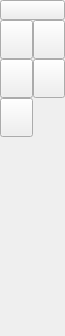
First picture: the form in src/ui/forms/qg_cadtoolbarcircles.ui, repository LibreCAD/LibreCAD, before the edit.
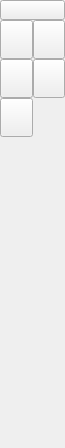
Second picture: the form after the edit. Icons and pictures are not drawn.

```diff
--- a/src/ui/forms/qg_cadtoolbarcircles.ui
+++ b/src/ui/forms/qg_cadtoolbarcircles.ui
@@ -7,7 +7,7 @@
     <x>0</x>
     <y>0</y>
     <width>65</width>
-    <height>336</height>
+    <height>448</height>
    </rect>
   </property>
   <property name="sizePolicy">
@@ -19,13 +19,13 @@
   <property name="minimumSize">
    <size>
     <width>65</width>
-    <height>336</height>
+    <height>448</height>
    </size>
   </property>
   <property name="maximumSize">
    <size>
     <width>65</width>
-    <height>336</height>
+    <height>448</height>
    </size>
   </property>
   <property name="windowTitle">
```
